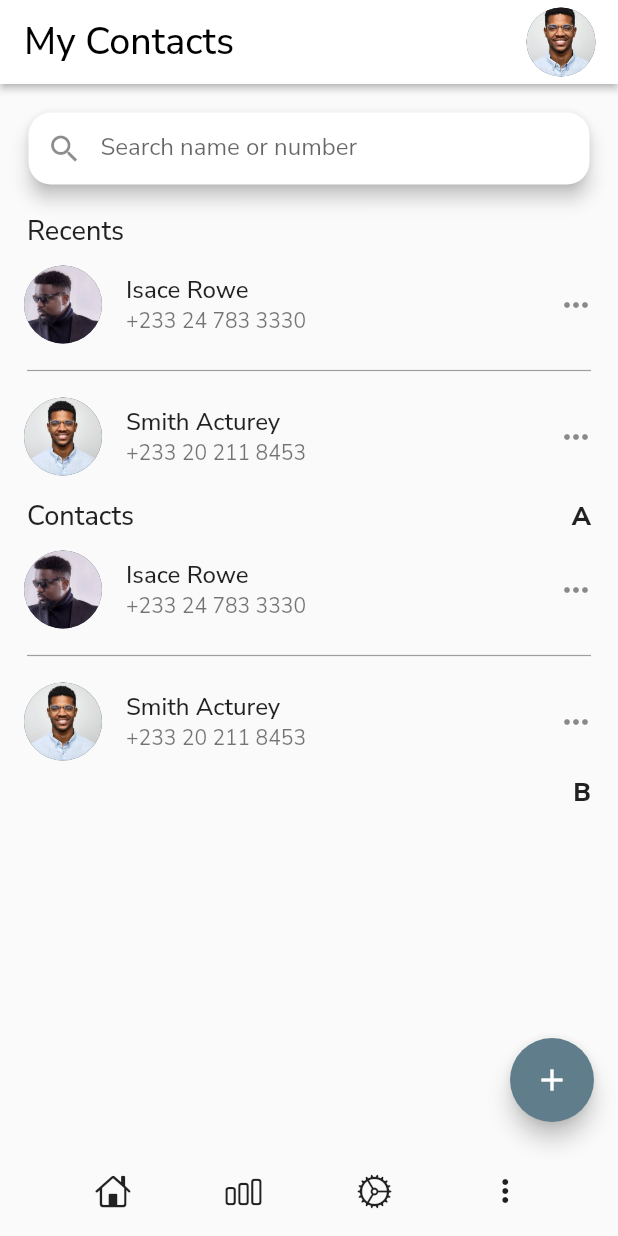
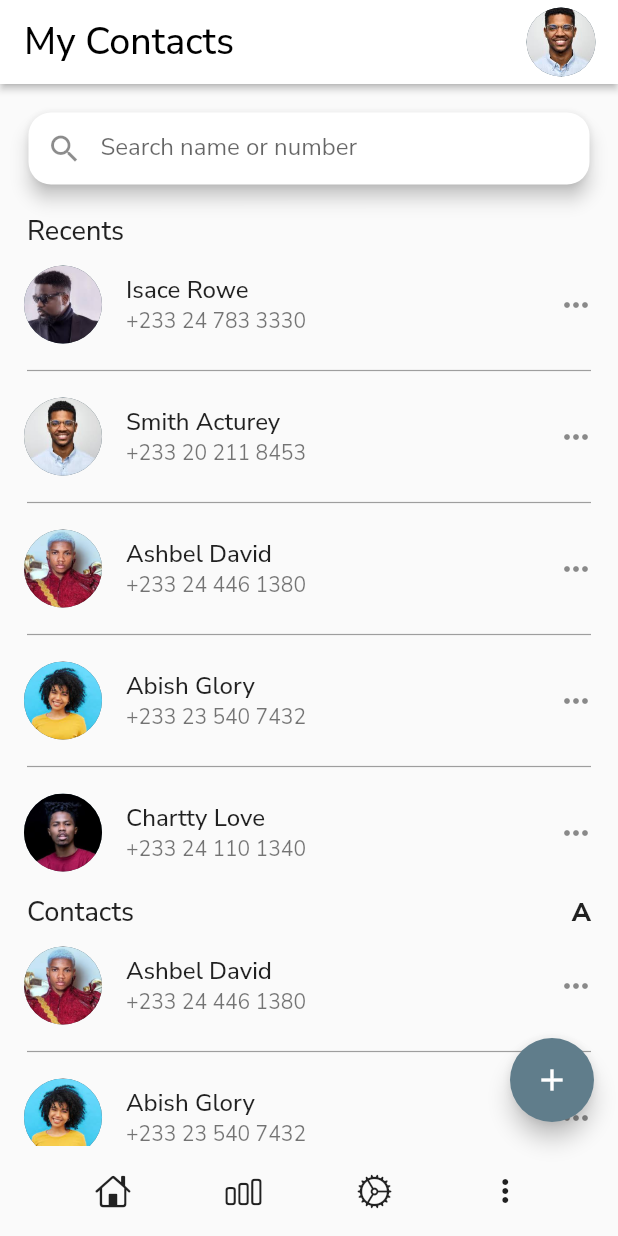
Before and after one commit to phiificodes/contact_app, a Flutter app: the screen it shows after launch, on a phone screen of 412 x 824 dp. Run offline on Flutter 3.47's test engine with Material 2 defaults, Android fonts, the phone set to English and light mode, and no system bars; our stand-ins replace google_fonts, ionicons.

Commit message:
list_dynamic

```diff
--- a/lib/contact_item_list.dart
+++ b/lib/contact_item_list.dart
@@ -34,5 +34,32 @@ List contact_item_list = [
     'email': 'abish@gamil.com',
     'mobile': "+233 23 540 7432",
     'location': "Accra",
-  }
+  },
+  {
+    'first_name': 'Chartty',
+    'last_name': 'Love',
+    'image': 'images/kwesi.jpeg',
+    'group': "Rehoboth",
+    'email': 'chartty@gamil.com',
+    'mobile': '+233 24 110 1340',
+    'location': "Dansoman",
+  },
+  {
+    'first_name': 'Bernny',
+    'last_name': 'Hinn',
+    'image': 'images/joe.jpeg',
+    'group': "Aposa",
+    'email': 'hinnbeny@gamil.com',
+    'mobile': "+233 20 440 2234",
+    'location': "Kasoa",
+  },
+  {
+    'first_name': 'Cira',
+    'last_name': 'Wordpowse',
+    'image': 'images/img2.jpeg',
+    'group': "Apass",
+    'email': 'derciraa@gamil.com',
+    'mobile': "+233 27 080 2381",
+    'location': "Kasoa",
+  },
 ];
--- a/lib/contact_list.dart
+++ b/lib/contact_list.dart
@@ -13,6 +13,19 @@ class ContactList extends StatefulWidget {
 
 class _ContactListState extends State<ContactList> {
   List contactItemList = contact_item_list;
+
+  List listOfAs = contact_item_list
+      .where((element) => element['first_name'].toString().startsWith('A'))
+      .toList();
+
+  List listOfBs = contact_item_list
+      .where((element) => element['first_name'].toString().startsWith('B'))
+      .toList();
+
+  List listOfCs = contact_item_list
+      .where((element) => element['first_name'].toString().startsWith('C'))
+      .toList();
+
   @override
   Widget build(BuildContext context) {
     return ListView(
@@ -95,19 +108,19 @@ class _ContactListState extends State<ContactList> {
               return GestureDetector(
                   onTap: () {
                     Navigator.of(context).push(MaterialPageRoute(
-                      builder: (context) => ContactDetails(
-                          contactitem: contactItemList[index])));
+                        builder: (context) =>
+                            ContactDetails(contactitem: listOfAs[index])));
                   },
                   child: ListTile(
                     leading: CircleAvatar(
                         backgroundImage:
-                          AssetImage("${contactItemList[index]["image"]}"),
+                            AssetImage("${listOfAs[index]["image"]}"),
                         radius: 26),
                     title: Text(
-                    "${contactItemList[index]["first_name"]} ${contactItemList[index]["last_name"]}",
+                      "${listOfAs[index]["first_name"]} ${listOfAs[index]["last_name"]}",
                       style: const TextStyle(fontWeight: FontWeight.w500),
                     ),
-                  subtitle: Text("${contactItemList[index]["mobile"]}"),
+                    subtitle: Text("${listOfAs[index]["mobile"]}"),
                     trailing: const Icon(Icons.more_horiz_rounded),
                   ));
             },
@@ -117,7 +130,7 @@ class _ContactListState extends State<ContactList> {
                   endIndent: 18,
                   color: Colors.grey,
                 ),
-            itemCount: contactItemList.where((element) => element['first_name'].toString().startsWith('A')).length),
+            itemCount: listOfAs.length),
         Container(
           margin: const EdgeInsets.only(left: 18, right: 18),
           child: Row(
@@ -128,35 +141,76 @@ class _ContactListState extends State<ContactList> {
             ],
           ),
         ),
-        // ListView.separated(
-        //     primary: false,
-        //     shrinkWrap: true,
-        //     itemBuilder: (context, index) {
-        //       return GestureDetector(
-        //           onTap: () {
-        //             Navigator.of(context).push(MaterialPageRoute(
-        //                 builder: (context) => ContactDetails(
-        //                     contactitem: contactItemList[index])));
-        //           },
-        //           child: const ListTile(
-        //             leading: CircleAvatar(
-        //                 backgroundImage: AssetImage("images/img2.jpeg"),
-        //                 radius: 26),
-        //             title: Text(
-        //               "Adina Thembi",
-        //               style: TextStyle(fontWeight: FontWeight.w500),
-        //             ),
-        //             subtitle: Text("+233 26 567 990"),
-        //             trailing: Icon(Icons.more_horiz_rounded),
-        //           ));
-        //     },
-        //     separatorBuilder: (context, index) => const Divider(
-        //           thickness: 0.8,
-        //           indent: 18,
-        //           endIndent: 18,
-        //           color: Colors.grey,
-        //         ),
-        //     itemCount: 4),
+        ListView.separated(
+            primary: false,
+            shrinkWrap: true,
+            itemBuilder: (context, index) {
+              return GestureDetector(
+                  onTap: () {
+                    Navigator.of(context).push(MaterialPageRoute(
+                        builder: (context) =>
+                            ContactDetails(contactitem: listOfBs[index])));
+                  },
+                  child: ListTile(
+                    leading: CircleAvatar(
+                        backgroundImage:
+                            AssetImage("${listOfBs[index]["image"]}"),
+                        radius: 26),
+                    title: Text(
+                      "${listOfBs[index]["first_name"]} ${listOfBs[index]["last_name"]}",
+                      style: const TextStyle(fontWeight: FontWeight.w500),
+                    ),
+                    subtitle: Text("${listOfBs[index]["mobile"]}"),
+                    trailing: const Icon(Icons.more_horiz_rounded),
+                  ));
+            },
+            separatorBuilder: (context, index) => const Divider(
+                  thickness: 0.8,
+                  indent: 18,
+                  endIndent: 18,
+                  color: Colors.grey,
+                ),
+            itemCount: listOfBs.length),
+        Container(
+          margin: const EdgeInsets.only(left: 18, right: 18),
+          child: Row(
+            mainAxisAlignment: MainAxisAlignment.end,
+            children: const [
+              Text("C",
+                  style: TextStyle(fontSize: 17, fontWeight: FontWeight.w800)),
+            ],
+          ),
+        ),
+        ListView.separated(
+            primary: false,
+            shrinkWrap: true,
+            itemBuilder: (context, index) {
+              return GestureDetector(
+                  onTap: () {
+                    Navigator.of(context).push(MaterialPageRoute(
+                        builder: (context) =>
+                            ContactDetails(contactitem: listOfCs[index])));
+                  },
+                  child: ListTile(
+                    leading: CircleAvatar(
+                        backgroundImage:
+                            AssetImage("${listOfCs[index]["image"]}"),
+                        radius: 26),
+                    title: Text(
+                      "${listOfCs[index]["first_name"]} ${listOfCs[index]["last_name"]}",
+                      style: const TextStyle(fontWeight: FontWeight.w500),
+                    ),
+                    subtitle: Text("${listOfCs[index]["mobile"]}"),
+                    trailing: const Icon(Icons.more_horiz_rounded),
+                  ));
+            },
+            separatorBuilder: (context, index) => const Divider(
+                  thickness: 0.8,
+                  indent: 18,
+                  endIndent: 18,
+                  color: Colors.grey,
+                ),
+            itemCount: listOfCs.length)
       ],
     );
   }
```
Also changed, not shown: 2 other files. Lines whose indentation alone changed are shown as unchanged.
